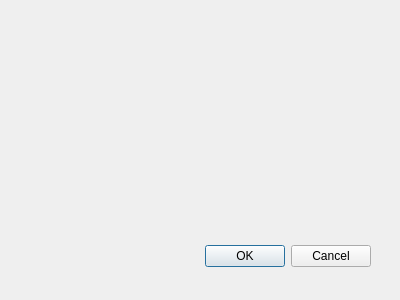
Qt form ui/folderDialog.ui (Grimar/hotfolder) before a commit.
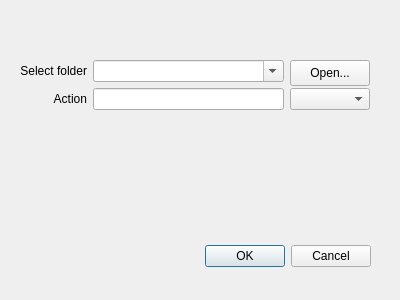
The same form after that commit.

Commit message: dialog file selection and store

What changed in the file:
```diff
--- a/ui/folderDialog.ui
+++ b/ui/folderDialog.ui
@@ -12,7 +12,25 @@
     <height>300</height>
    </rect>
   </property>
-  <property name="windowTitle" >
+  <property name="sizePolicy">
+   <sizepolicy hsizetype="Fixed" vsizetype="Fixed">
+    <horstretch>0</horstretch>
+    <verstretch>0</verstretch>
+   </sizepolicy>
+  </property>
+  <property name="minimumSize">
+   <size>
+    <width>400</width>
+    <height>300</height>
+   </size>
+  </property>
+  <property name="maximumSize">
+   <size>
+    <width>400</width>
+    <height>300</height>
+   </size>
+  </property>
+  <property name="windowTitle">
    <string>Dialog</string>
   </property>
   <widget class="QDialogButtonBox" name="buttonBox" >
@@ -31,6 +49,85 @@
     <set>QDialogButtonBox::Cancel|QDialogButtonBox::Ok</set>
    </property>
   </widget>
+  <widget class="QWidget" name="">
+   <property name="geometry">
+    <rect>
+     <x>20</x>
+     <y>60</y>
+     <width>350</width>
+     <height>92</height>
+    </rect>
+   </property>
+   <layout class="QGridLayout" name="gridLayout">
+    <property name="sizeConstraint">
+     <enum>QLayout::SetMaximumSize</enum>
+    </property>
+    <item row="0" column="2">
+     <widget class="QPushButton" name="folderOpenButton">
+      <property name="sizePolicy">
+       <sizepolicy hsizetype="Preferred" vsizetype="Preferred">
+        <horstretch>0</horstretch>
+        <verstretch>0</verstretch>
+       </sizepolicy>
+      </property>
+      <property name="minimumSize">
+       <size>
+        <width>75</width>
+        <height>26</height>
+       </size>
+      </property>
+      <property name="maximumSize">
+       <size>
+        <width>180</width>
+        <height>126</height>
+       </size>
+      </property>
+      <property name="text">
+       <string>Open...</string>
+      </property>
+     </widget>
+    </item>
+    <item row="1" column="1">
+     <widget class="QLineEdit" name="actionEdit"/>
+    </item>
+    <item row="0" column="0">
+     <widget class="QLabel" name="label">
+      <property name="text">
+       <string>Select folder</string>
+      </property>
+      <property name="alignment">
+       <set>Qt::AlignRight|Qt::AlignTrailing|Qt::AlignVCenter</set>
+      </property>
+     </widget>
+    </item>
+    <item row="1" column="0">
+     <widget class="QLabel" name="label_2">
+      <property name="text">
+       <string>Action</string>
+      </property>
+      <property name="alignment">
+       <set>Qt::AlignRight|Qt::AlignTrailing|Qt::AlignVCenter</set>
+      </property>
+     </widget>
+    </item>
+    <item row="1" column="2">
+     <widget class="QComboBox" name="actionComboBox"/>
+    </item>
+    <item row="0" column="1">
+     <widget class="QComboBox" name="folderEdit">
+      <property name="minimumSize">
+       <size>
+        <width>180</width>
+        <height>0</height>
+       </size>
+      </property>
+      <property name="editable">
+       <bool>true</bool>
+      </property>
+     </widget>
+    </item>
+   </layout>
+  </widget>
  </widget>
  <pixmapfunction></pixmapfunction>
  <resources/>
```
Left out of the diff: 28 changed lines with no effect on the pictures. The commit also changes 3 other files.
